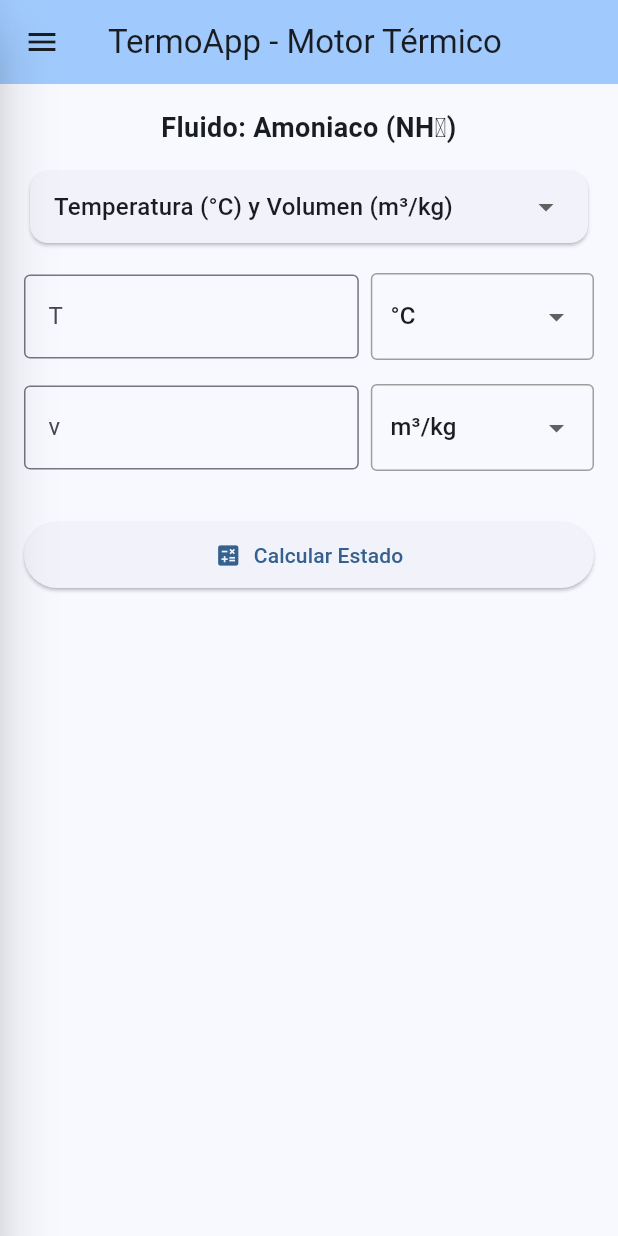
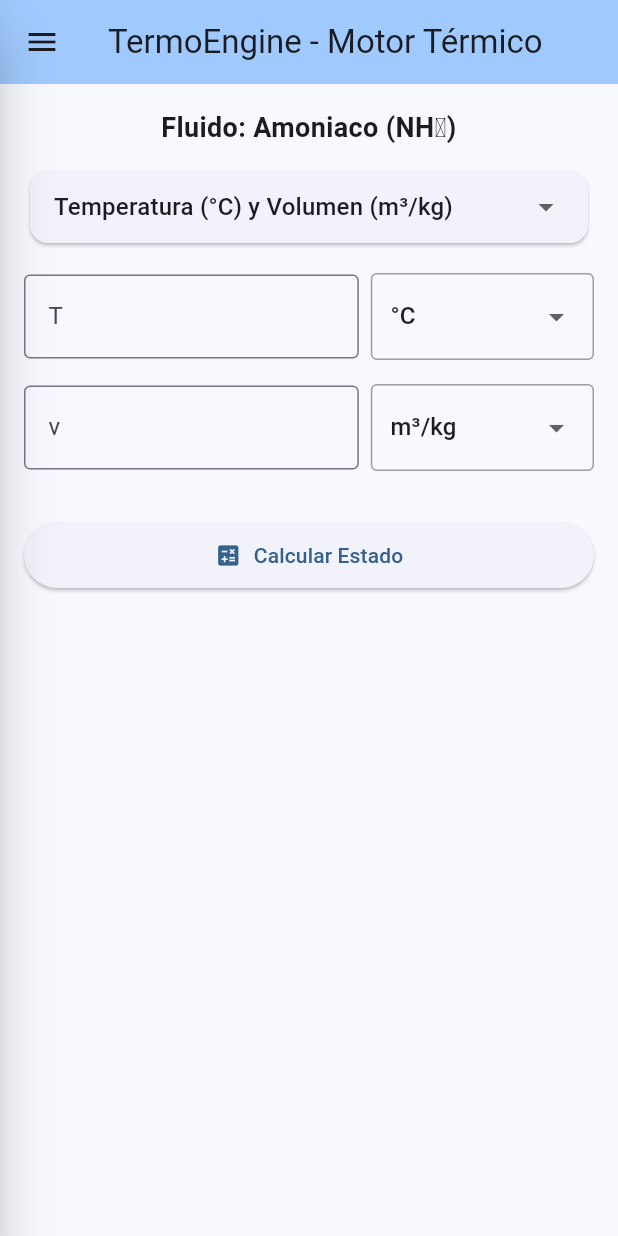
Before and after one commit to Rodrigo-PalaciosL/termo_app, a Flutter app: the screen it shows after launch, on a phone screen of 412 x 824 dp. Run offline on Flutter 3.47's test engine with Material 3 defaults, Android fonts, the phone set to English and light mode, and no system bars; our stand-ins replace fl_chart; project files that could hold a hidden picture were left out.

Commit message:
Rename: TermoEngine_v2

```diff
--- a/lib/main.dart
+++ b/lib/main.dart
@@ -11,17 +11,17 @@ import 'src/presentation/widgets/pv_diagram.dart';
 import 'src/presentation/manual/manual_screen.dart';
 
 void main() {
-  runApp(const TermoApp());
+  runApp(const TermoEngineApp());
 }
 
-class TermoApp extends StatefulWidget {
-  const TermoApp({super.key});
+class TermoEngineApp extends StatefulWidget {
+  const TermoEngineApp({super.key});
 
   @override
-  State<TermoApp> createState() => _TermoAppState();
+  State<TermoEngineApp> createState() => _TermoEngineAppState();
 }
 
-class _TermoAppState extends State<TermoApp> {
+class _TermoEngineAppState extends State<TermoEngineApp> {
   ThemeMode _themeMode = ThemeMode.light;
   Color _seedColor = Colors.blue;
 
@@ -35,7 +35,7 @@ class _TermoAppState extends State<TermoApp> {
   @override
   Widget build(BuildContext context) {
     return MaterialApp(
-      title: 'Termo App',
+      title: 'TermoEngine',
       debugShowCheckedModeBanner: false,
       theme: ThemeData(
         colorScheme: ColorScheme.fromSeed(seedColor: _seedColor, brightness: Brightness.light),
@@ -246,7 +246,7 @@ class _MainScreenState extends State<MainScreen> with SingleTickerProviderStateM
           appBar: AppBar(
             title: Row(
               children: [
-                const Text('TermoApp - Motor Térmico'),
+                const Text('TermoEngine - Motor Térmico'),
               ],
             ),
             backgroundColor: Theme.of(context).colorScheme.inversePrimary,
@@ -619,7 +619,7 @@ class _MainScreenState extends State<MainScreen> with SingleTickerProviderStateM
                   const ListTile(
                     leading: Icon(Icons.info_outline),
                     title: Text('Versión 1.0.0'),
-                    subtitle: Text('TermoApp Engine v2'),
+                    subtitle: Text('TermoEngine_v2'),
                   ),
                 ],
               ),
--- a/lib/src/presentation/manual/manual_screen.dart
+++ b/lib/src/presentation/manual/manual_screen.dart
@@ -18,7 +18,7 @@ class ManualScreen extends StatelessWidget {
         children: [
           // Encabezado
           Text(
-            'Guía de Operación: TermoApp NH₃',
+            'Guía de Operación: TermoEngine NH₃',
             style: textTheme.headlineSmall?.copyWith(
               fontWeight: FontWeight.bold,
               color: colorScheme.primary,
@@ -33,7 +33,7 @@ class ManualScreen extends StatelessWidget {
           // 1. Introducción
           _buildSectionTitle(context, '1. Introducción'),
           const Text(
-            'TermoApp es una herramienta interactiva diseñada para calcular propiedades termodinámicas de estado para el Amoníaco (NH₃). Utiliza datos interpolados de alta precisión para identificar la fase (Líquido Comprimido, Mezcla o Vapor Sobrecalentado) y graficar el estado en tiempo real.',
+            'TermoEngine es una herramienta interactiva diseñada para calcular propiedades termodinámicas de estado para el Amoníaco (NH₃). Utiliza datos interpolados de alta precisión para identificar la fase (Líquido Comprimido, Mezcla o Vapor Sobrecalentado) y graficar el estado en tiempo real.',
           ),
           const SizedBox(height: 20),
 
--- a/pubspec.yaml
+++ b/pubspec.yaml
@@ -1,4 +1,4 @@
-name: termo_app
+name: termo_engine
 description: "A new Flutter project."
 # The following line prevents the package from being accidentally published to
 # pub.dev using `flutter pub publish`. This is preferred for private packages.
```
Also changed, not shown: 14 other files.
